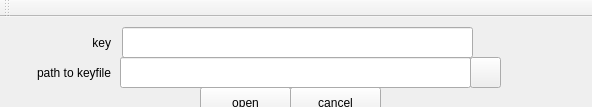
This is plugins/gpg/mainwindow.ui in mhogomchungu/zuluCrypt as Qt 5 draws it before an edit. The edited form follows.
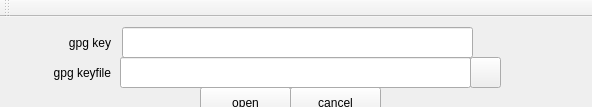
This is the edited form.

```diff
--- a/plugins/gpg/mainwindow.ui
+++ b/plugins/gpg/mainwindow.ui
@@ -63,7 +63,7 @@
      </rect>
     </property>
     <property name="text">
-     <string>path to keyfile</string>
+     <string>gpg keyfile</string>
     </property>
     <property name="alignment">
      <set>Qt::AlignRight|Qt::AlignTrailing|Qt::AlignVCenter</set>
@@ -79,7 +79,7 @@
      </rect>
     </property>
     <property name="text">
-     <string>key</string>
+     <string>gpg key</string>
     </property>
     <property name="alignment">
      <set>Qt::AlignRight|Qt::AlignTrailing|Qt::AlignVCenter</set>
```
Left out of the diff: 2 changed lines with no effect on the pictures.
